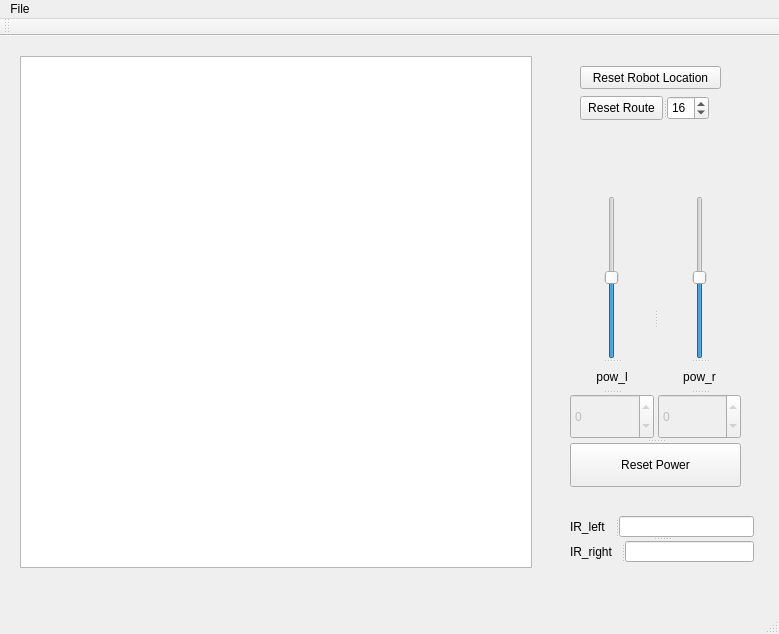
Qt form LineFollowerSimulator/mainwindow.ui (HALtheWise/POE-lab3) before a commit.
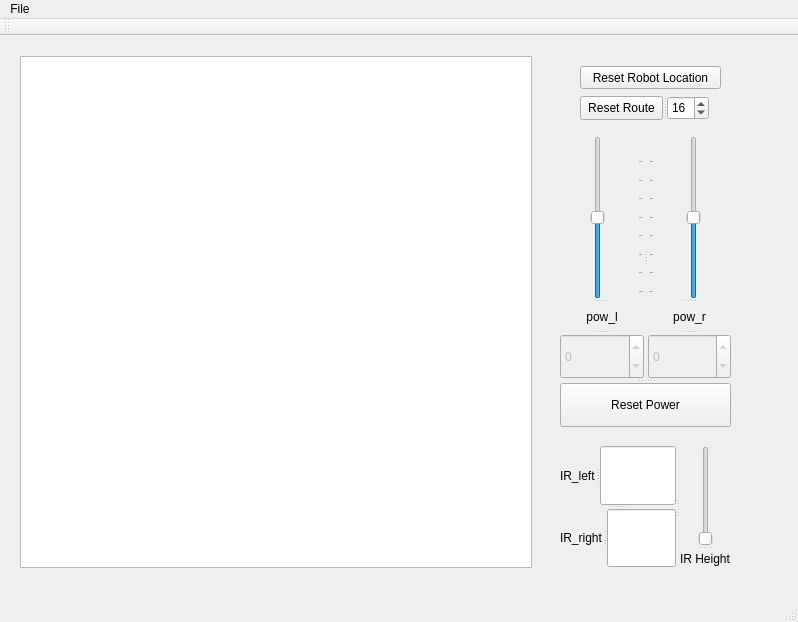
The same form after that commit.

Commit message: implementing dynamic height reconfiguration

```diff
--- a/LineFollowerSimulator/mainwindow.ui
+++ b/LineFollowerSimulator/mainwindow.ui
@@ -6,8 +6,8 @@
    <rect>
     <x>0</x>
     <y>0</y>
-    <width>779</width>
-    <height>634</height>
+    <width>798</width>
+    <height>622</height>
    </rect>
   </property>
   <property name="windowTitle">
@@ -57,8 +57,8 @@
    <widget class="QSplitter" name="splitter">
     <property name="geometry">
      <rect>
-      <x>570</x>
-      <y>160</y>
+      <x>560</x>
+      <y>100</y>
       <width>171</width>
       <height>291</height>
      </rect>
@@ -84,6 +84,12 @@
        <property name="orientation">
         <enum>Qt::Vertical</enum>
        </property>
+       <property name="tickPosition">
+        <enum>QSlider::TicksBelow</enum>
+       </property>
+       <property name="tickInterval">
+        <number>64</number>
+       </property>
       </widget>
       <widget class="QLabel" name="label_8">
        <property name="text">
@@ -122,6 +128,12 @@
        <property name="orientation">
         <enum>Qt::Vertical</enum>
        </property>
+       <property name="tickPosition">
+        <enum>QSlider::TicksAbove</enum>
+       </property>
+       <property name="tickInterval">
+        <number>64</number>
+       </property>
       </widget>
       <widget class="QLabel" name="label_6">
        <property name="text">
@@ -150,41 +162,6 @@
      </property>
     </widget>
    </widget>
-   <widget class="QSplitter" name="splitter_7">
-    <property name="geometry">
-     <rect>
-      <x>570</x>
-      <y>480</y>
-      <width>184</width>
-      <height>46</height>
-     </rect>
-    </property>
-    <property name="orientation">
-     <enum>Qt::Vertical</enum>
-    </property>
-    <widget class="QSplitter" name="splitter_5">
-     <property name="orientation">
-      <enum>Qt::Horizontal</enum>
-     </property>
-     <widget class="QLabel" name="label">
-      <property name="text">
-       <string>IR_left</string>
-      </property>
-     </widget>
-     <widget class="QLineEdit" name="ir_left_edit"/>
-    </widget>
-    <widget class="QSplitter" name="splitter_6">
-     <property name="orientation">
-      <enum>Qt::Horizontal</enum>
-     </property>
-     <widget class="QLabel" name="label_9">
-      <property name="text">
-       <string>IR_right</string>
-      </property>
-     </widget>
-     <widget class="QLineEdit" name="ir_right_edit"/>
-    </widget>
-   </widget>
    <widget class="QSplitter" name="splitter_8">
     <property name="geometry">
      <rect>
@@ -214,13 +191,71 @@
      </property>
     </widget>
    </widget>
+   <widget class="QSplitter" name="splitter_10">
+    <property name="geometry">
+     <rect>
+      <x>560</x>
+      <y>410</y>
+      <width>171</width>
+      <height>121</height>
+     </rect>
+    </property>
+    <property name="orientation">
+     <enum>Qt::Horizontal</enum>
+    </property>
+    <widget class="QSplitter" name="splitter_7">
+     <property name="orientation">
+      <enum>Qt::Vertical</enum>
+     </property>
+     <widget class="QSplitter" name="splitter_5">
+      <property name="orientation">
+       <enum>Qt::Horizontal</enum>
+      </property>
+      <widget class="QLabel" name="label">
+       <property name="text">
+        <string>IR_left</string>
+       </property>
+      </widget>
+      <widget class="QLineEdit" name="ir_left_edit"/>
+     </widget>
+     <widget class="QSplitter" name="splitter_6">
+      <property name="orientation">
+       <enum>Qt::Horizontal</enum>
+      </property>
+      <widget class="QLabel" name="label_9">
+       <property name="text">
+        <string>IR_right</string>
+       </property>
+      </widget>
+      <widget class="QLineEdit" name="ir_right_edit"/>
+     </widget>
+    </widget>
+    <widget class="QSplitter" name="splitter_9">
+     <property name="orientation">
+      <enum>Qt::Vertical</enum>
+     </property>
+     <widget class="QSlider" name="verticalSlider">
+      <property name="maximum">
+       <number>50</number>
+      </property>
+      <property name="orientation">
+       <enum>Qt::Vertical</enum>
+      </property>
+     </widget>
+     <widget class="QLabel" name="label_2">
+      <property name="text">
+       <string>IR Height</string>
+      </property>
+     </widget>
+    </widget>
+   </widget>
   </widget>
   <widget class="QMenuBar" name="menuBar">
    <property name="geometry">
     <rect>
      <x>0</x>
      <y>0</y>
-     <width>779</width>
+     <width>798</width>
      <height>20</height>
     </rect>
    </property>
```
Left out of the diff: 29 changed lines with no effect on the pictures. The commit also changes 6 other files.
